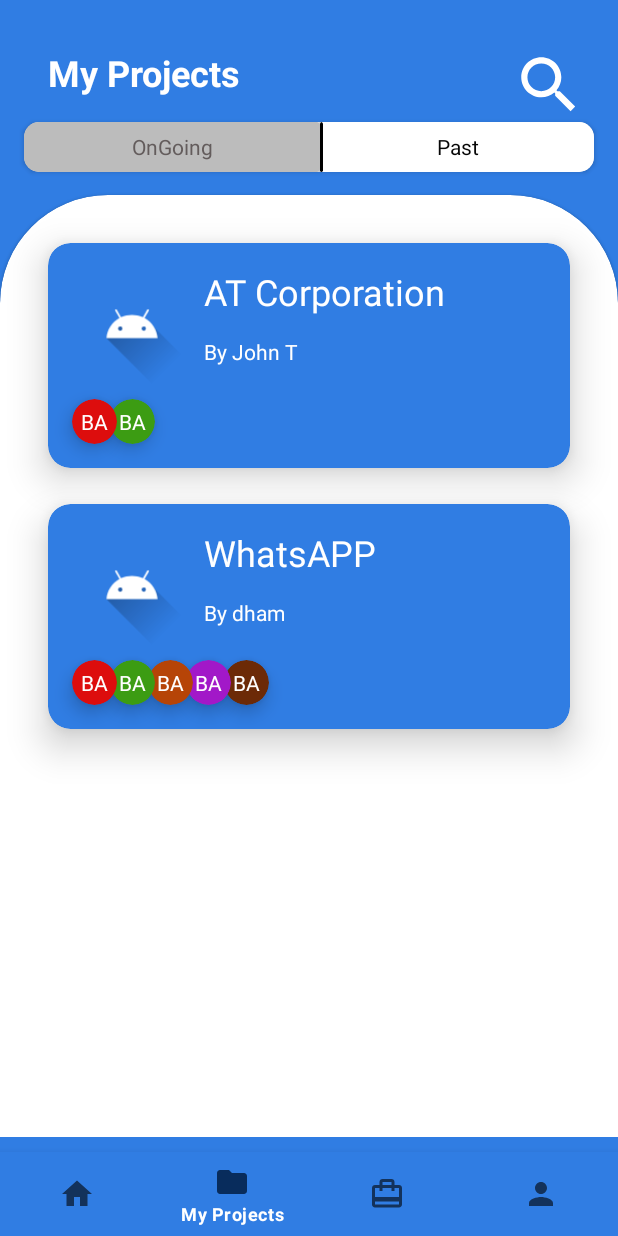
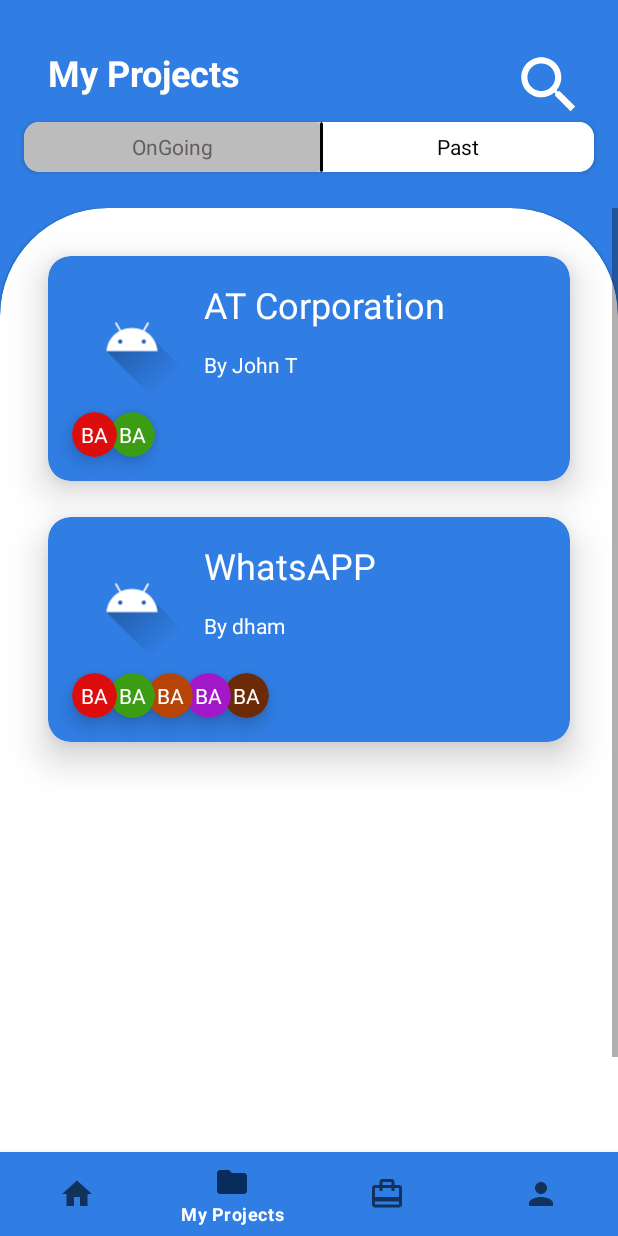
Before and after one commit to dhammikod/Level-Up, an Android app: the fragment FindprojectsFragment placed in its activity, item 2 of the bottom bar chosen, on a phone screen of 412 x 824 dp. Run offline under Robolectric (Android 15) with nearby library versions, the phone set to English and light mode, and no system bars; libraries missing offline, so code that uses them is left out: com.denzcoskun.imageslider, com.getkeepsafe.taptargetview, com.github.mikephil.charting; Roboto replaces fonts that are not available here; 39 statements that could not run were skipped.

Commit message:
image enroll

```diff
--- a/LevelUp/app/src/main/java/adaptor/RecyclerViewJobsForYouAdapter.kt
+++ b/LevelUp/app/src/main/java/adaptor/RecyclerViewJobsForYouAdapter.kt
@@ -30,13 +30,12 @@
         val binding = CardviewJobsforyouBinding.bind(itemView)
 
         fun setdata(data: projects){
-            val context: Context = binding.imageView18.getContext()
-            val id: Int = context.getResources()
-                .getIdentifier(data.logoproject, "drawable", context.getPackageName())
+            val context: Context = binding.imageView18.context
+            val id: Int = context.resources.getIdentifier(data.logoproject, "drawable", context.packageName)
             binding.imageView18.setImageResource(id)
             binding.titleJOBSFORU.text = data.title
             Log.d("HERE", GlobalVar.users.toString())
-            binding.creatorJOBSFORU.text = GlobalVar.users.get(data.creator).name
+            binding.creatorJOBSFORU.text = GlobalVar.users[data.creator].name
 
             itemView.setOnClickListener {
                 cardListener.onCardClick(adapterPosition)
@@ -50,7 +49,6 @@
         // Create a new view, which defines the UI of the list item
         val view = LayoutInflater.from(viewGroup.context)
             .inflate(R.layout.cardview_jobsforyou, viewGroup, false)
-
         return ViewHolder(view, cardListener)
     }
 
--- a/LevelUp/app/src/main/java/com/a706012110039/levelup/EnrollProject_Activity.kt
+++ b/LevelUp/app/src/main/java/com/a706012110039/levelup/EnrollProject_Activity.kt
@@ -1,10 +1,7 @@
 package com.a706012110039.levelup
 
 import Database.GlobalVar
-import adaptor.RecyclerViewJobsForYouAdapter
-import android.content.Intent
-import android.net.Uri
-import android.os.Build
+import android.content.Context
 import androidx.appcompat.app.AppCompatActivity
 import android.os.Bundle
 import com.a706012110039.levelup.databinding.ActivityEnrollProjectBinding
@@ -33,22 +30,15 @@
     private fun getintent() {
         position = intent.getIntExtra("position", -1)
         val project = GlobalVar.projects[position]
-        Uri.parse(GlobalVar.projects[position].logoproject)
-//        if (project.logoproject.isNotEmpty()) {
-//            if (Build.VERSION.SDK_INT >= Build.VERSION_CODES.KITKAT) {
-//                baseContext.contentResolver.takePersistableUriPermission(
-//                    Uri.parse(GlobalVar.projects[position].logoproject),
-//                    Intent.FLAG_GRANT_READ_URI_PERMISSION or Intent.FLAG_GRANT_WRITE_URI_PERMISSION
-//                )
-//            }
-//        }
         open(project)
     }
 
     private fun open(project: projects) {
         viewbind.enrollTitle.text = project.title
-        viewbind.enrollCreator.text = GlobalVar.users[position].name
-        viewbind.enrollLogoproject.setImageURI(Uri.parse(GlobalVar.projects[position].logoproject))
+        viewbind.enrollCreator.text = GlobalVar.users[project.creator].name
+        val context: Context = viewbind.enrollLogoproject.context
+        val id: Int = context.resources.getIdentifier(project.logoproject, "drawable", context.packageName)
+        viewbind.enrollLogoproject.setImageResource(id)
         viewbind.enrollOverview.text = project.overview
         viewbind.enrollNeededprofession.text = project.neededprofession.toString()
     }
--- a/LevelUp/app/src/main/res/layout/activity_enroll_project.xml
+++ b/LevelUp/app/src/main/res/layout/activity_enroll_project.xml
@@ -4,6 +4,7 @@
     xmlns:tools="http://schemas.android.com/tools"
     android:layout_width="match_parent"
     android:layout_height="match_parent"
+    android:background="#FFFFFFFF"
     tools:context=".EnrollProject_Activity">
 
     <TextView
@@ -33,6 +34,7 @@
         android:layout_width="wrap_content"
         android:layout_height="wrap_content"
         android:text="By brain Action"
+        android:textColor="#000000"
         app:layout_constraintEnd_toEndOf="@+id/enroll_title"
         app:layout_constraintStart_toStartOf="@+id/enroll_title"
         app:layout_constraintTop_toBottomOf="@+id/enroll_title" />
@@ -44,6 +46,7 @@
         android:layout_marginStart="32dp"
         android:layout_marginTop="16dp"
         android:text="Overview"
+        android:textColor="#000000"
         android:textSize="24sp"
         android:textStyle="bold"
         app:layout_constraintStart_toStartOf="parent"
@@ -56,6 +59,7 @@
         android:layout_marginTop="8dp"
         android:layout_marginEnd="32dp"
         android:text="I am a 22 years old trying to build a website that allows people to create their own templates and be able to sell them off"
+        android:textColor="#000000"
         app:layout_constraintEnd_toEndOf="parent"
         app:layout_constraintStart_toStartOf="@+id/enroll_titleOverview"
         app:layout_constraintTop_toBottomOf="@+id/enroll_titleOverview" />
@@ -66,6 +70,7 @@
         android:layout_height="wrap_content"
         android:layout_marginTop="24dp"
         android:text="Professionals Needed"
+        android:textColor="#000000"
         android:textSize="24sp"
         android:textStyle="bold"
         app:layout_constraintStart_toStartOf="@+id/enroll_overview"
@@ -77,6 +82,7 @@
         android:layout_height="wrap_content"
         android:layout_marginTop="8dp"
         android:text="Front end Developer"
+        android:textColor="#000000"
         app:layout_constraintStart_toStartOf="@+id/enroll_titleNeededprofession"
         app:layout_constraintTop_toBottomOf="@+id/enroll_titleNeededprofession" />
 
--- a/LevelUp/app/src/main/res/layout/fragment_myprojects.xml
+++ b/LevelUp/app/src/main/res/layout/fragment_myprojects.xml
@@ -100,27 +100,22 @@
     <ScrollView
         android:id="@+id/scrollView2"
         android:layout_width="match_parent"
-        android:layout_height="match_parent"
+        android:layout_height="0dp"
+        android:layout_marginTop="24dp"
         app:layout_constraintBottom_toBottomOf="parent"
         app:layout_constraintEnd_toEndOf="parent"
         app:layout_constraintStart_toStartOf="parent"
-        app:layout_constraintTop_toTopOf="parent">
-
-    </ScrollView>
+        app:layout_constraintTop_toBottomOf="@+id/cardView13">
 
         <androidx.constraintlayout.widget.ConstraintLayout
             android:layout_width="match_parent"
-        android:layout_height="wrap_content"
-        app:layout_constraintEnd_toEndOf="parent"
-        app:layout_constraintStart_toStartOf="parent"
-        app:layout_constraintTop_toTopOf="parent">
+            android:layout_height="wrap_content">
 
             <com.google.android.material.card.MaterialCardView
                 android:id="@+id/materialCardView"
                 style="@style/CustomCardViewStyle"
                 android:layout_width="0dp"
                 android:layout_height="700dp"
-            android:layout_marginTop="130dp"
                 android:layout_marginBottom="-72dp"
                 android:backgroundTint="@color/white"
                 app:cardCornerRadius="72dp"
@@ -132,6 +127,104 @@
                 <androidx.constraintlayout.widget.ConstraintLayout
                     android:layout_width="match_parent"
                     android:layout_height="match_parent">
+
+                    <androidx.cardview.widget.CardView
+                        android:id="@+id/cardView8"
+                        android:layout_width="match_parent"
+                        android:layout_height="wrap_content"
+                        android:layout_marginStart="32dp"
+                        android:layout_marginTop="32dp"
+                        android:layout_marginEnd="32dp"
+                        android:backgroundTint="@color/lightbluebg"
+                        app:cardCornerRadius="15dp"
+                        app:cardElevation="15dp"
+                        app:layout_constraintEnd_toEndOf="parent"
+                        app:layout_constraintStart_toStartOf="parent"
+                        app:layout_constraintTop_toTopOf="parent">
+
+                        <androidx.constraintlayout.widget.ConstraintLayout
+                            android:layout_width="match_parent"
+                            android:layout_height="match_parent">
+
+                            <ImageView
+                                android:id="@+id/imageView18"
+                                android:layout_width="80dp"
+                                android:layout_height="80dp"
+                                android:layout_marginStart="16dp"
+                                android:layout_marginTop="16dp"
+                                android:src="@drawable/ic_launcher_foreground"
+                                app:layout_constraintStart_toStartOf="parent"
+                                app:layout_constraintTop_toTopOf="parent" />
+
+                            <TextView
+                                android:id="@+id/titleJOBSFORU"
+                                android:layout_width="wrap_content"
+                                android:layout_height="wrap_content"
+                                android:layout_marginStart="8dp"
+                                android:text="AT Corporation"
+                                android:textColor="#FFFFFF"
+                                android:textSize="24sp"
+                                app:layout_constraintStart_toEndOf="@+id/imageView18"
+                                app:layout_constraintTop_toTopOf="@+id/imageView18" />
+
+                            <TextView
+                                android:id="@+id/creatorJOBSFORU"
+                                android:layout_width="wrap_content"
+                                android:layout_height="wrap_content"
+                                android:text="By John T"
+                                android:textColor="#FFFFFF"
+                                app:layout_constraintBottom_toBottomOf="@+id/imageView18"
+                                app:layout_constraintStart_toStartOf="@+id/titleJOBSFORU"
+                                app:layout_constraintTop_toBottomOf="@+id/titleJOBSFORU" />
+
+                            <androidx.cardview.widget.CardView
+                                android:layout_width="wrap_content"
+                                android:layout_height="wrap_content"
+                                android:layout_marginStart="25dp"
+                                android:layout_marginTop="8dp"
+                                android:layout_marginBottom="16dp"
+                                android:backgroundTint="#3C9C13"
+                                android:foregroundGravity="center"
+                                app:cardCornerRadius="100dp"
+                                app:cardElevation="7dp"
+                                app:layout_constraintBottom_toBottomOf="parent"
+                                app:layout_constraintStart_toStartOf="@+id/cardView6"
+                                app:layout_constraintTop_toBottomOf="@+id/imageView18">
+
+                                <TextView
+                                    android:id="@+id/textView17"
+                                    android:layout_width="30dp"
+                                    android:layout_height="30dp"
+                                    android:gravity="center"
+                                    android:text="BA"
+                                    android:textColor="#FFFFFF" />
+                            </androidx.cardview.widget.CardView>
+
+                            <androidx.cardview.widget.CardView
+                                android:id="@+id/cardView6"
+                                android:layout_width="wrap_content"
+                                android:layout_height="wrap_content"
+                                android:layout_marginTop="8dp"
+                                android:layout_marginBottom="16dp"
+                                android:backgroundTint="#DD0D0D"
+                                android:foregroundGravity="center"
+                                app:cardCornerRadius="100dp"
+                                app:cardElevation="7dp"
+                                app:layout_constraintBottom_toBottomOf="parent"
+                                app:layout_constraintStart_toStartOf="@+id/imageView18"
+                                app:layout_constraintTop_toBottomOf="@+id/imageView18">
+
+                                <TextView
+                                    android:id="@+id/textView16"
+                                    android:layout_width="30dp"
+                                    android:layout_height="30dp"
+                                    android:gravity="center"
+                                    android:text="BA"
+                                    android:textColor="#FFFFFF" />
+                            </androidx.cardview.widget.CardView>
+
+                        </androidx.constraintlayout.widget.ConstraintLayout>
+                    </androidx.cardview.widget.CardView>
 
                     <androidx.cardview.widget.CardView
                         android:id="@+id/cvpastproject1"
@@ -294,104 +387,6 @@
 
                                 <TextView
                                     android:id="@+id/textView19"
-                                android:layout_width="30dp"
-                                android:layout_height="30dp"
-                                android:gravity="center"
-                                android:text="BA"
-                                android:textColor="#FFFFFF" />
-                        </androidx.cardview.widget.CardView>
-
-                    </androidx.constraintlayout.widget.ConstraintLayout>
-                </androidx.cardview.widget.CardView>
-
-                <androidx.cardview.widget.CardView
-                    android:id="@+id/cardView8"
-                    android:layout_width="match_parent"
-                    android:layout_height="wrap_content"
-                    android:layout_marginStart="32dp"
-                    android:layout_marginTop="32dp"
-                    android:layout_marginEnd="32dp"
-                    android:backgroundTint="@color/lightbluebg"
-                    app:cardCornerRadius="15dp"
-                    app:cardElevation="15dp"
-                    app:layout_constraintEnd_toEndOf="parent"
-                    app:layout_constraintStart_toStartOf="parent"
-                    app:layout_constraintTop_toTopOf="parent">
-
-                    <androidx.constraintlayout.widget.ConstraintLayout
-                        android:layout_width="match_parent"
-                        android:layout_height="match_parent">
-
-                        <ImageView
-                            android:id="@+id/imageView18"
-                            android:layout_width="80dp"
-                            android:layout_height="80dp"
-                            android:layout_marginStart="16dp"
-                            android:layout_marginTop="16dp"
-                            android:src="@drawable/ic_launcher_foreground"
-                            app:layout_constraintStart_toStartOf="parent"
-                            app:layout_constraintTop_toTopOf="parent" />
-
-                        <TextView
-                            android:id="@+id/titleJOBSFORU"
-                            android:layout_width="wrap_content"
-                            android:layout_height="wrap_content"
-                            android:layout_marginStart="8dp"
-                            android:text="AT Corporation"
-                            android:textColor="#FFFFFF"
-                            android:textSize="24sp"
-                            app:layout_constraintStart_toEndOf="@+id/imageView18"
-                            app:layout_constraintTop_toTopOf="@+id/imageView18" />
-
-                        <TextView
-                            android:id="@+id/creatorJOBSFORU"
-                            android:layout_width="wrap_content"
-                            android:layout_height="wrap_content"
-                            android:text="By John T"
-                            android:textColor="#FFFFFF"
-                            app:layout_constraintBottom_toBottomOf="@+id/imageView18"
-                            app:layout_constraintStart_toStartOf="@+id/titleJOBSFORU"
-                            app:layout_constraintTop_toBottomOf="@+id/titleJOBSFORU" />
-
-                        <androidx.cardview.widget.CardView
-                            android:layout_width="wrap_content"
-                            android:layout_height="wrap_content"
-                            android:layout_marginStart="25dp"
-                            android:layout_marginTop="8dp"
-                            android:layout_marginBottom="16dp"
-                            android:backgroundTint="#3C9C13"
-                            android:foregroundGravity="center"
-                            app:cardCornerRadius="100dp"
-                            app:cardElevation="7dp"
-                            app:layout_constraintBottom_toBottomOf="parent"
-                            app:layout_constraintStart_toStartOf="@+id/cardView6"
-                            app:layout_constraintTop_toBottomOf="@+id/imageView18">
-
-                            <TextView
-                                android:id="@+id/textView17"
-                                android:layout_width="30dp"
-                                android:layout_height="30dp"
-                                android:gravity="center"
-                                android:text="BA"
-                                android:textColor="#FFFFFF" />
-                        </androidx.cardview.widget.CardView>
-
-                        <androidx.cardview.widget.CardView
-                            android:id="@+id/cardView6"
-                            android:layout_width="wrap_content"
-                            android:layout_height="wrap_content"
-                            android:layout_marginTop="8dp"
-                            android:layout_marginBottom="16dp"
-                            android:backgroundTint="#DD0D0D"
-                            android:foregroundGravity="center"
-                            app:cardCornerRadius="100dp"
-                            app:cardElevation="7dp"
-                            app:layout_constraintBottom_toBottomOf="parent"
-                            app:layout_constraintStart_toStartOf="@+id/imageView18"
-                            app:layout_constraintTop_toBottomOf="@+id/imageView18">
-
-                            <TextView
-                                android:id="@+id/textView16"
                                     android:layout_width="30dp"
                                     android:layout_height="30dp"
                                     android:gravity="center"
@@ -568,4 +563,6 @@
             </com.google.android.material.card.MaterialCardView>
 
         </androidx.constraintlayout.widget.ConstraintLayout>
+    </ScrollView>
+
 </androidx.constraintlayout.widget.ConstraintLayout>
```
Lines whose indentation alone changed are shown as unchanged.
